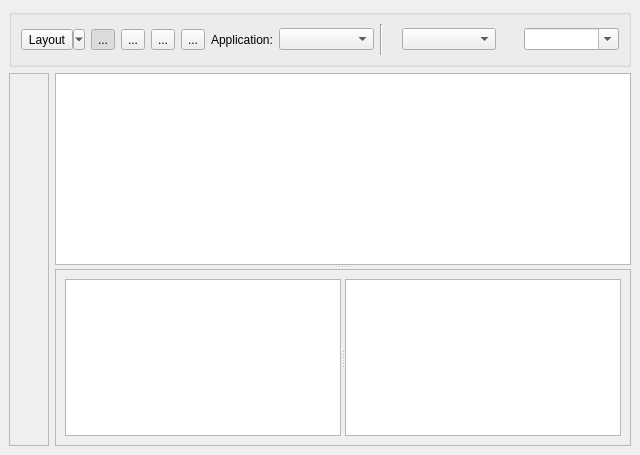
Qt form trunk/maestro/gui/plugins/views/stanza_editor/StanzaEditorBase.ui (patrickhartling/maestro) before a commit.
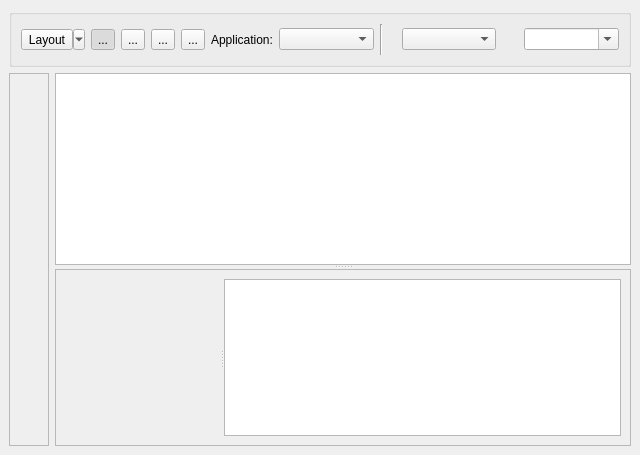
The same form after that commit. Icons and pictures are not drawn.

Patch:
```diff
--- a/trunk/maestro/gui/plugins/views/stanza_editor/StanzaEditorBase.ui
+++ b/trunk/maestro/gui/plugins/views/stanza_editor/StanzaEditorBase.ui
@@ -175,7 +175,7 @@
          <property name="orientation" >
           <enum>Qt::Horizontal</enum>
          </property>
-         <widget class="QTableView" name="mEditTableView" />
+         <widget class="QWidget" native="1" name="mEditorArea" />
          <widget class="QTextEdit" name="mHelpWidget" >
           <property name="textInteractionFlags" >
            <enum>Qt::TextBrowserInteraction</enum>
```
Left out of the diff: 10 changed lines with no effect on the pictures.
